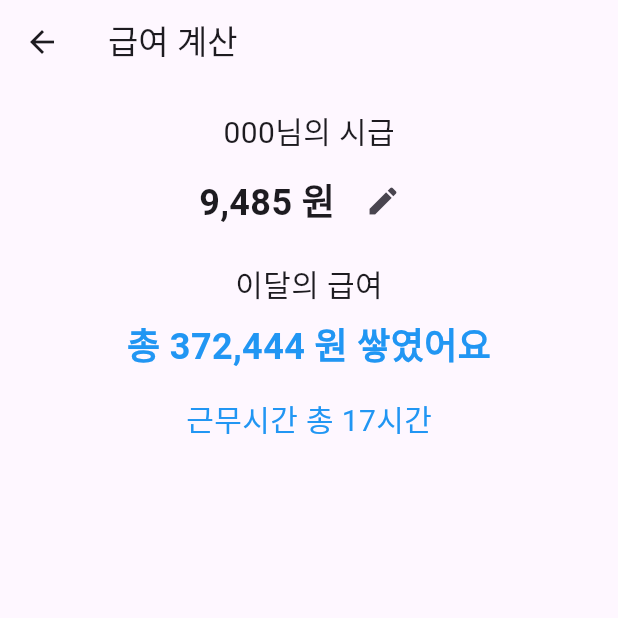
After one commit to jaehee831/Madcamp-week4-FE, a Flutter app: the WorkerSalary screen opened directly, on a phone screen of 412 x 824 dp, the top half of it. The commit adds this screen. Run offline on Flutter 3.47's test engine with Material 3 defaults, Android fonts, the phone set to English and light mode, and no system bars; missing offline and left inert: kakao_flutter_sdk, mysql_client; network calls fail; statements that could not run were skipped.

```diff
--- a/lib/homepage_no_store_worker.dart
+++ b/lib/homepage_no_store_worker.dart
@@ -22,7 +22,7 @@ class HomepageNoStoreWorker extends StatelessWidget {
             onPressed: () {
               Navigator.push(
                   context,
-                  MaterialPageRoute(builder: (context) => const WorkerProfile()),
+                  MaterialPageRoute(builder: (context) => WorkerProfile(userId: userId)),
                 );
             },
           ),
--- /dev/null
+++ b/lib/worker_salary.dart
@@ -0,0 +1,70 @@
+import 'package:flutter/material.dart';
+
+// 직원용 급여 페이지
+
+class WorkerSalary extends StatelessWidget {
+  @override
+  Widget build(BuildContext context) {
+    return Scaffold(
+      appBar: AppBar(
+        title: const Text('급여 계산'),
+      ),
+      body: Padding(
+        padding: const EdgeInsets.all(16.0),
+        child: Center(
+          child: Column(
+            crossAxisAlignment: CrossAxisAlignment.center,
+            children: [
+              const Text(
+                '000님의 시급',
+                style: TextStyle(fontSize: 20.0),
+              ),
+              const SizedBox(height: 8.0),
+              Row(
+                mainAxisAlignment: MainAxisAlignment.center,
+                children: [
+                  Text(
+                    '9,485 원',
+                    style: TextStyle(
+                      fontSize: 24.0,
+                      fontWeight: FontWeight.bold,
+                    ),
+                  ),
+                  const SizedBox(width: 8.0),
+                  IconButton(
+                    icon: const Icon(Icons.edit),
+                    onPressed: () {
+                      // 시급 수정 동작 추가
+                    },
+                  ),
+                ],
+              ),
+              const SizedBox(height: 16.0),
+              const Text(
+                '이달의 급여',
+                style: TextStyle(fontSize: 20.0),
+              ),
+              const SizedBox(height: 8.0),
+              Text(
+                '총 372,444 원 쌓였어요',
+                style: TextStyle(
+                  fontSize: 24.0,
+                  fontWeight: FontWeight.bold,
+                  color: Colors.blue,
+                ),
+              ),
+              const SizedBox(height: 16.0),
+              const Text(
+                '근무시간 총 17시간',
+                style: TextStyle(
+                  fontSize: 20.0,
+                  color: Colors.blue,
+                ),
+              ),
+            ],
+          ),
+        ),
+      ),
+    );
+  }
+}
```
Also changed, not shown: lib/homepage.dart (+43 -8 lines), lib/main.dart (+5 -5 lines), lib/salary_details_page.dart (deleted, +0 -46 lines), lib/schedule.dart (added, +197 -0 lines), lib/worker_profile.dart (+6 -1 lines).
